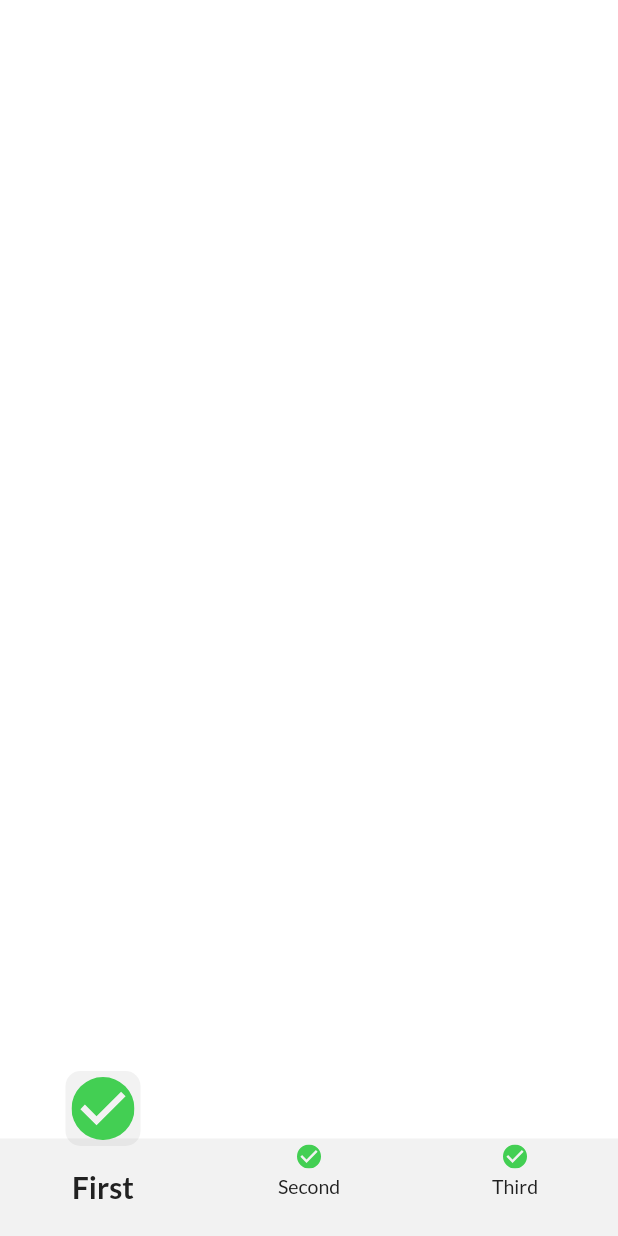
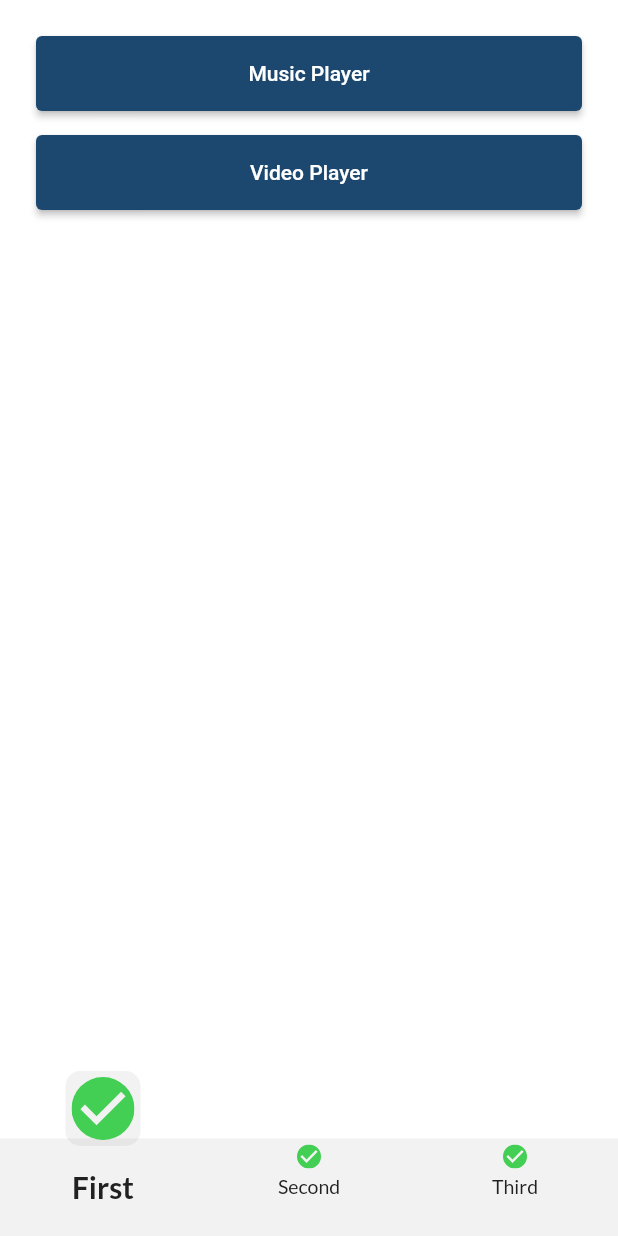
Before and after one commit to amirdaryabak/FlutterTemplate, a Flutter app: the screen it shows after launch, on a phone screen of 412 x 824 dp. Run offline on Flutter 3.47's test engine with Material 2 defaults, Android fonts, the phone set to English and light mode, and no system bars; our stand-ins replace flutter_svg, get, google_fonts, just_audio, video_player.

```diff
--- /dev/null
+++ b/lib/core/widgets/main_root_page_widget.dart
@@ -0,0 +1,30 @@
+import 'package:flutter/material.dart';
+
+class MainAppRootWidget extends StatelessWidget {
+  final Widget child;
+  // final String assetImage;
+
+  const MainAppRootWidget({
+    Key? key,
+    // required this.assetImage,
+    required this.child,
+  }) : super(key: key);
+
+  @override
+  Widget build(BuildContext context) => SafeArea(
+        child: Stack(
+          children: [
+            /*SvgPicture.asset(
+              assetImage,
+              fit: BoxFit.cover,
+              width: double.infinity,
+              height: double.infinity,
+            ),*/
+            Scaffold(
+              backgroundColor: Colors.transparent,
+              body: child,
+            ),
+          ],
+        ),
+      );
+}
--- a/lib/gen/assets.gen.dart
+++ b/lib/gen/assets.gen.dart
@@ -14,7 +14,13 @@ import 'package:flutter/services.dart';
 class Assets {
   Assets._();
 
+  static const String file = 'assets/file.mp4';
+  static const SvgGenImage mainBackground =
+      SvgGenImage('assets/mainBackground.svg');
+  static const AssetGenImage musicCover =
+      AssetGenImage('assets/musicCover.jpg');
   static const SvgGenImage test = SvgGenImage('assets/test.svg');
+  static const String testMusic = 'assets/testMusic.mp3';
 }
 
 class AssetGenImage {
--- /dev/null
+++ b/lib/home_presentation/home_screen.dart
@@ -0,0 +1,49 @@
+import 'package:flutter/material.dart';
+import 'package:flutter_template/core/widgets/main_root_page_widget.dart';
+import 'package:flutter_template/music_player_presentation/music_player_screen.dart';
+import 'package:flutter_template/video_player_presentations/video_player_screen.dart';
+import 'package:get/get.dart';
+
+class HomeScreen extends StatelessWidget {
+  const HomeScreen({Key? key}) : super(key: key);
+
+  @override
+  Widget build(BuildContext context) {
+    return MainAppRootWidget(
+      child: Padding(
+        padding: const EdgeInsets.all(24),
+        child: Column(
+          children: [
+            ElevatedButton(
+              onPressed: () {
+                Get.to(
+                  () => const MusicPlayerScreen(),
+                );
+              },
+              child: const Text(
+                'Music Player',
+              ),
+              style: ElevatedButton.styleFrom(
+                minimumSize: const Size.fromHeight(50), // NEW
+              ),
+            ),
+            const SizedBox(height: 16),
+            ElevatedButton(
+              onPressed: () {
+                Get.to(
+                  () => const VideoPlayerScreen(),
+                );
+              },
+              child: const Text(
+                'Video Player',
+              ),
+              style: ElevatedButton.styleFrom(
+                minimumSize: const Size.fromHeight(50), // NEW
+              ),
+            ),
+          ],
+        ),
+      ),
+    );
+  }
+}
--- a/lib/injector.dart
+++ b/lib/injector.dart
@@ -1,4 +1,5 @@
 import 'package:flutter_template/main_presentation/main_controller.dart';
+import 'package:flutter_template/music_player_presentation/music_player_controller.dart';
 import 'package:flutter_template/video_player_presentations/video_player_controller.dart';
 import 'package:get/get.dart';
 
@@ -7,7 +8,9 @@ abstract class Injector {
     Get.put<MainController>(
       MainController(),
     );
-
+    Get.put<MusicPlayerScreenController>(
+      MusicPlayerScreenController(),
+    );
     Get.put<VideoPlayerScreenController>(
       VideoPlayerScreenController(),
     );
--- a/lib/main_presentation/main_screen.dart
+++ b/lib/main_presentation/main_screen.dart
@@ -1,8 +1,8 @@
 import 'package:flutter/material.dart';
 import 'package:flutter_template/bottom_navigation/bottom_navigation.dart';
+import 'package:flutter_template/home_presentation/home_screen.dart';
 import 'package:flutter_template/main_presentation/main_controller.dart';
-import 'package:flutter_template/test_screen/simple_screen.dart';
-import 'package:flutter_template/video_player_presentations/video_player_screen.dart';
+import 'package:flutter_template/core/utils/simple_screen.dart';
 import 'package:get/get.dart';
 
 const int firstIndex = 0;
@@ -59,12 +59,12 @@ class MainScreen extends StatelessWidget {
                       _navigator(
                         key: _firstScreenKey,
                         index: firstIndex,
-                        child: Container(),
+                        child: const HomeScreen(),
                       ),
                       _navigator(
                         key: _secondScreenKey,
                         index: secondIndex,
-                        child: const VideoPlayerScreen(),
+                        child: Container(),
                       ),
                       _navigator(
                         key: _thirdScreenKey,
--- a/lib/video_player_presentations/video_player_controller.dart
+++ b/lib/video_player_presentations/video_player_controller.dart
@@ -2,7 +2,7 @@ import 'dart:async';
 import 'package:get/get.dart';
 
 class VideoPlayerScreenController extends GetxController {
-  RxBool showControlPanel = false.obs;
+  RxBool showControlPanel = true.obs;
   Timer? timer;
 
 }
--- a/lib/video_player_presentations/widget/video_control_panel_widget.dart
+++ b/lib/video_player_presentations/widget/video_control_panel_widget.dart
@@ -1,7 +1,7 @@
 import 'dart:async';
 import 'package:flutter/cupertino.dart';
 import 'package:flutter/material.dart';
-import 'package:flutter_template/utils/duration_extensions.dart';
+import 'package:flutter_template/core/utils/duration_extensions.dart';
 import 'package:video_player/video_player.dart';
 
 class VideoControlPanel extends StatefulWidget {
--- a/pubspec.yaml
+++ b/pubspec.yaml
@@ -15,6 +15,7 @@ dependencies:
   flutter_svg: ^1.0.0
   get: ^4.6.5
   google_fonts: ^2.1.0
+  just_audio: ^0.9.28
   video_player: ^2.4.6
 
 dev_dependencies:
```
Also changed, not shown: lib/music_player_presentation/music_player_controller.dart (added, +8 -0 lines), lib/music_player_presentation/music_player_screen.dart (added, +217 -0 lines), assets/musicCover.jpg (added), lib/core/utils/duration_extensions.dart (renamed from lib/utils/duration_extensions.dart), lib/core/utils/simple_screen.dart (renamed from lib/test_screen/simple_screen.dart), pubspec.lock, 3 other files.
